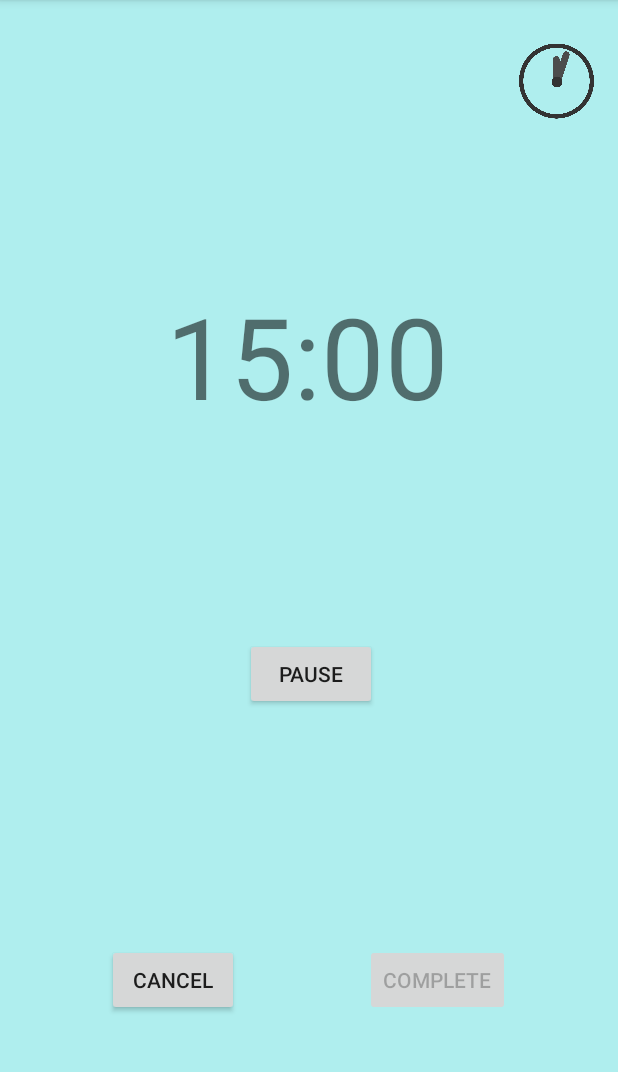
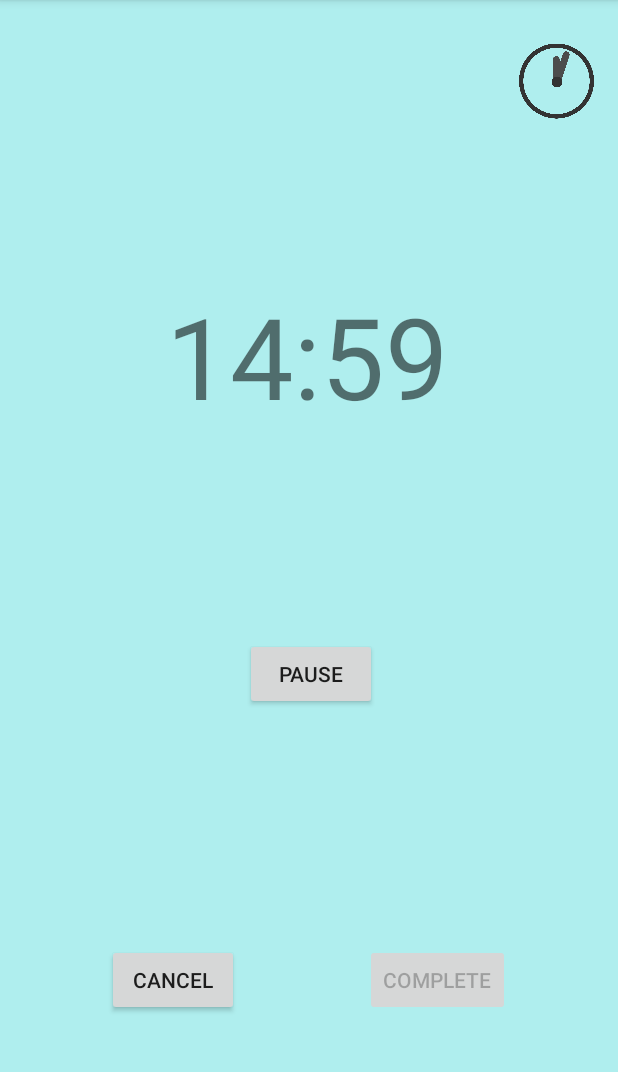
Before and after one commit to WFoster1994/MyWorryTime, an Android app: the WorryTimeActivity screen opened directly, with no data from a screen before it, after a tap on "BEGIN", on a phone screen of 412 x 824 dp, the part 84-1156 px from its top. Run offline under Robolectric (Android 15) with nearby library versions, the phone set to English and light mode, and no system bars.

Commit message:
Mistake regarding startTimer method corrected. Timer now runs

```diff
--- a/app/src/main/java/will/example/myworrytime/WorryTimeActivity.java
+++ b/app/src/main/java/will/example/myworrytime/WorryTimeActivity.java
@@ -36,7 +36,7 @@ public class WorryTimeActivity extends AppCompatActivity {
         super.onCreate(savedInstanceState);
         setContentView(R.layout.activity_worry_time);
 
-        mCountDownTextView = findViewById(R.id.clockText);
+        mCountDownTextView = findViewById(R.id.count_down_text);
         mStartPauseButton = findViewById(R.id.start_pause_button);
         mResetButton = findViewById(R.id.reset_time_button);
 
@@ -99,7 +99,7 @@ public class WorryTimeActivity extends AppCompatActivity {
         mCountDownTimer = new CountDownTimer(mTimeLeft, 1000) {
             @Override
             public void onTick(long millisUntilFinished) {
-                mTimeLeft = mTimeLeft;
+                mTimeLeft = millisUntilFinished;
                 updateCountDown();
             }
 
--- a/app/src/main/res/layout/activity_worry_time.xml
+++ b/app/src/main/res/layout/activity_worry_time.xml
@@ -20,7 +20,7 @@
         android:contentDescription="@string/timer_description" />
 
     <TextView
-        android:id="@+id/clockText"
+        android:id="@+id/count_down_text"
         android:layout_width="wrap_content"
         android:layout_height="wrap_content"
         android:text="@string/timer"
```
